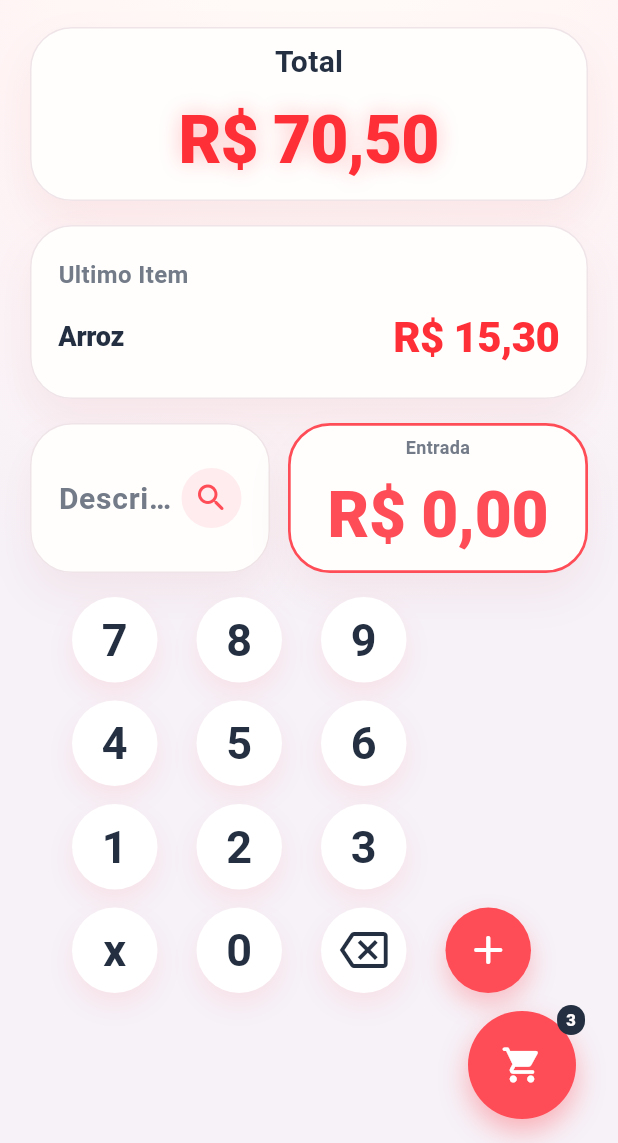
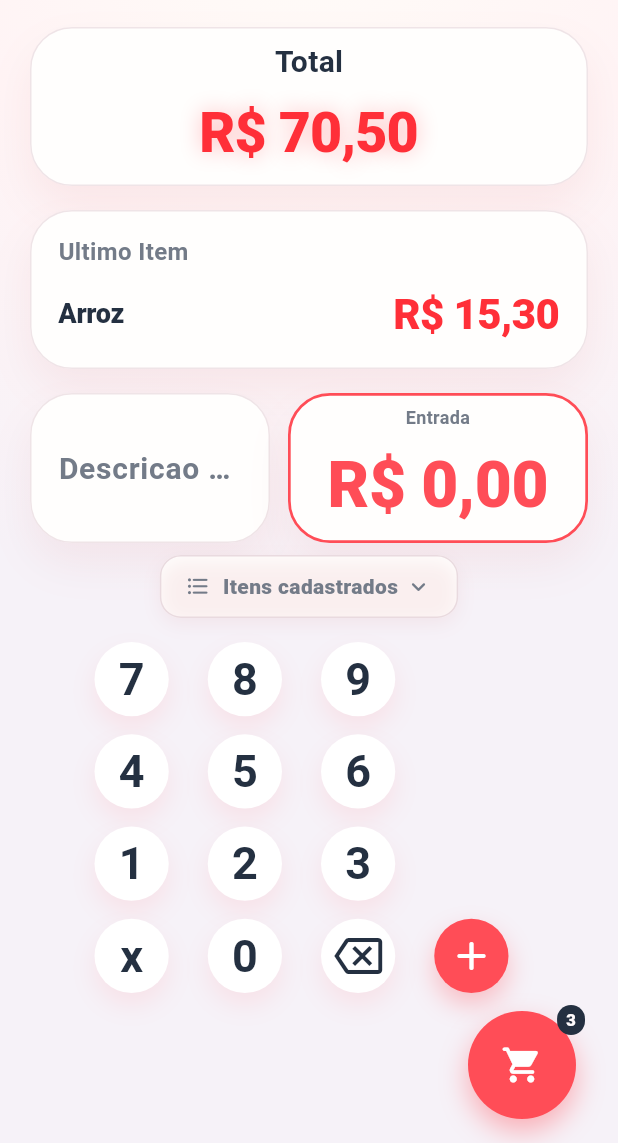
Before and after one commit to tecnicorikardo/calculadoradecompras, a Flutter app: the screen it shows after launch, on a phone screen of 412 x 824 dp, the part 93-1236 px from its top. Run offline on Flutter 3.47's test engine with Material 3 defaults, Android fonts, the phone set to English and light mode, and no system bars; our stand-ins replace share_plus, shared_preferences; network calls fail.

Commit message:
Adiciona seletor de itens personalizados

```diff
--- a/lib/screens/shopping_screen.dart
+++ b/lib/screens/shopping_screen.dart
@@ -199,6 +199,7 @@ class _ShoppingScreenState extends State<ShoppingScreen>
 
   String? _budgetError;
   _AmountFieldTarget _activeAmountField = _AmountFieldTarget.product;
+  List<String> _customItemSuggestions = <String>[];
 
   @override
   void initState() {
@@ -275,6 +276,8 @@ class _ShoppingScreenState extends State<ShoppingScreen>
 
   Future<void> _initialize() async {
     await _controller.load();
+    final customItemSuggestions = await _itemSuggestionsService
+        .loadCustomItems();
     if (!mounted) {
       return;
     }
@@ -287,7 +290,9 @@ class _ShoppingScreenState extends State<ShoppingScreen>
       await _controller.setBudgetLimit(null);
     }
 
-    setState(() {});
+    setState(() {
+      _customItemSuggestions = customItemSuggestions;
+    });
   }
 
   Future<void> _applyBudgetLimit() async {
@@ -483,7 +488,12 @@ class _ShoppingScreenState extends State<ShoppingScreen>
       return;
     }
 
-    await _controller.addItem(value, description: _descriptionController.text);
+    final description = _itemSuggestionsService.cleanItemName(
+      _descriptionController.text,
+    );
+
+    await _controller.addItem(value, description: description);
+    await _saveCustomItemSuggestion(description);
 
     await _applyBudgetLimit();
     _descriptionController.clear();
@@ -574,18 +584,45 @@ class _ShoppingScreenState extends State<ShoppingScreen>
       builder: (context) {
         return ItemSelectorSheet(
           suggestionsService: _itemSuggestionsService,
-          onItemSelected: (item) {
-            _descriptionController.text = item;
+          customItems: _customItemSuggestions,
+          onItemSelected: _selectRegisteredItem,
+        );
+      },
+    );
+  }
+
+  Future<void> _selectRegisteredItem(String item) async {
+    final description = _itemSuggestionsService.cleanItemName(item);
+    if (description.isEmpty) {
+      return;
+    }
+
+    _descriptionController.text = description;
     _descriptionController.selection = TextSelection.collapsed(
-              offset: item.length,
+      offset: description.length,
     );
     setState(() {
       _activeAmountField = _AmountFieldTarget.product;
     });
-          },
-        );
-      },
-    );
+
+    await _saveCustomItemSuggestion(description);
+  }
+
+  Future<void> _saveCustomItemSuggestion(String description) async {
+    final saved = await _itemSuggestionsService.saveCustomItem(description);
+    if (!saved || !mounted) {
+      return;
+    }
+
+    final customItemSuggestions = await _itemSuggestionsService
+        .loadCustomItems();
+    if (!mounted) {
+      return;
+    }
+
+    setState(() {
+      _customItemSuggestions = customItemSuggestions;
+    });
   }
 
   Future<void> _handleFloatingAction() async {
@@ -1564,9 +1601,6 @@ class _ShoppingScreenState extends State<ShoppingScreen>
               vertical: descriptionVerticalPadding,
             ),
             alignment: Alignment.centerLeft,
-            child: Row(
-              children: <Widget>[
-                Expanded(
             child: TextField(
               key: const ValueKey<String>('description-field'),
               controller: _descriptionController,
@@ -1605,23 +1639,6 @@ class _ShoppingScreenState extends State<ShoppingScreen>
               ),
             ),
           ),
-                const SizedBox(width: 6),
-                IconButton.filledTonal(
-                  key: const ValueKey<String>('item-selector-button'),
-                  onPressed: _showItemSelectorSheet,
-                  style: IconButton.styleFrom(
-                    backgroundColor: palette.accentSoft,
-                    foregroundColor: palette.accent,
-                    tapTargetSize: MaterialTapTargetSize.shrinkWrap,
-                    minimumSize: Size(tight ? 34 : 40, tight ? 34 : 40),
-                    padding: EdgeInsets.zero,
-                  ),
-                  icon: const Icon(Icons.search_rounded),
-                  tooltip: 'Buscar item cadastrado',
-                ),
-              ],
-            ),
-          ),
         ),
         SizedBox(
           width: tight
@@ -1711,6 +1728,80 @@ class _ShoppingScreenState extends State<ShoppingScreen>
           ),
         ),
       ],
+    );
+  }
+
+  Widget _buildItemSelectorButton(bool compact, bool tight) {
+    final theme = Theme.of(context);
+    final palette = context.appPalette;
+
+    return Center(
+      child: Tooltip(
+        message: 'Buscar item cadastrado',
+        child: Material(
+          color: palette.surface,
+          borderRadius: BorderRadius.circular(14),
+          child: InkWell(
+            key: const ValueKey<String>('item-selector-button'),
+            onTap: _showItemSelectorSheet,
+            borderRadius: BorderRadius.circular(14),
+            child: Container(
+              height: tight
+                  ? 34
+                  : compact
+                  ? 38
+                  : 42,
+              padding: EdgeInsets.symmetric(
+                horizontal: tight
+                    ? 12
+                    : compact
+                    ? 14
+                    : 16,
+              ),
+              decoration: BoxDecoration(
+                borderRadius: BorderRadius.circular(14),
+                border: Border.all(color: palette.border),
+                boxShadow: <BoxShadow>[
+                  BoxShadow(
+                    color: palette.shadow,
+                    blurRadius: 10,
+                    offset: const Offset(0, 4),
+                  ),
+                ],
+              ),
+              child: Row(
+                mainAxisSize: MainAxisSize.min,
+                children: <Widget>[
+                  Icon(
+                    Icons.format_list_bulleted_rounded,
+                    color: palette.textSecondary,
+                    size: tight ? 15 : 17,
+                  ),
+                  const SizedBox(width: 8),
+                  Text(
+                    'Itens cadastrados',
+                    style: theme.textTheme.bodyMedium?.copyWith(
+                      color: palette.textSecondary,
+                      fontSize: tight
+                          ? 12
+                          : compact
+                          ? 13
+                          : 14,
+                      fontWeight: FontWeight.w800,
+                    ),
+                  ),
+                  const SizedBox(width: 4),
+                  Icon(
+                    Icons.keyboard_arrow_down_rounded,
+                    color: palette.textSecondary,
+                    size: tight ? 17 : 19,
+                  ),
+                ],
+              ),
+            ),
+          ),
+        ),
+      ),
     );
   }
 
@@ -2075,6 +2166,8 @@ class _ShoppingScreenState extends State<ShoppingScreen>
                                     height: entryHeight,
                                     child: _buildEntryStrip(compact, tight),
                                   ),
+                                  SizedBox(height: tight ? 6 : 8),
+                                  _buildItemSelectorButton(compact, tight),
                                   SizedBox(height: gap),
                                   // Keypad — flex 5 (biggest slice)
                                   Expanded(
--- a/lib/services/item_suggestions_service.dart
+++ b/lib/services/item_suggestions_service.dart
@@ -1,22 +1,58 @@
+import 'package:shared_preferences/shared_preferences.dart';
+
 import '../data/default_item_catalog.dart';
 
 class ItemSuggestionsService {
   const ItemSuggestionsService();
 
+  static const String _customItemsKey = 'custom_item_suggestions_v1';
+
   List<String> getDefaultItems() {
     return DefaultItemCatalog.names;
   }
 
-  List<String> search(String query, {int limit = 500}) {
+  Future<List<String>> loadCustomItems() async {
+    final preferences = await SharedPreferences.getInstance();
+    final savedItems = preferences.getStringList(_customItemsKey);
+    return _deduplicate(savedItems ?? const <String>[]);
+  }
+
+  Future<bool> saveCustomItem(String item) async {
+    final cleanedItem = cleanItemName(item);
+    if (cleanedItem.isEmpty) {
+      return false;
+    }
+
+    final customItems = await loadCustomItems();
+    if (_containsNormalized(DefaultItemCatalog.names, cleanedItem) ||
+        _containsNormalized(customItems, cleanedItem)) {
+      return false;
+    }
+
+    final updatedItems = <String>[
+      ...customItems,
+      cleanedItem,
+    ]..sort((first, second) => _normalize(first).compareTo(_normalize(second)));
+    final preferences = await SharedPreferences.getInstance();
+    await preferences.setStringList(_customItemsKey, updatedItems);
+    return true;
+  }
+
+  List<String> search(
+    String query, {
+    List<String> customItems = const <String>[],
+    int limit = 500,
+  }) {
+    final items = _mergeItems(customItems);
     final normalizedQuery = _normalize(query);
     if (normalizedQuery.isEmpty) {
-      return DefaultItemCatalog.names.take(limit).toList(growable: false);
+      return items.take(limit).toList(growable: false);
     }
 
     final startsWithMatches = <String>[];
     final containsMatches = <String>[];
 
-    for (final item in DefaultItemCatalog.names) {
+    for (final item in items) {
       final normalizedItem = _normalize(item);
       if (normalizedItem.startsWith(normalizedQuery)) {
         startsWithMatches.add(item);
@@ -29,6 +65,49 @@ class ItemSuggestionsService {
       ...startsWithMatches,
       ...containsMatches,
     ].take(limit).toList(growable: false);
+  }
+
+  bool containsItem(
+    String item, {
+    List<String> customItems = const <String>[],
+  }) {
+    final cleanedItem = cleanItemName(item);
+    if (cleanedItem.isEmpty) {
+      return false;
+    }
+
+    return _containsNormalized(_mergeItems(customItems), cleanedItem);
+  }
+
+  String cleanItemName(String value) {
+    return value.trim().replaceAll(RegExp(r'\s+'), ' ');
+  }
+
+  List<String> _mergeItems(List<String> customItems) {
+    return _deduplicate(<String>[...DefaultItemCatalog.names, ...customItems]);
+  }
+
+  List<String> _deduplicate(List<String> items) {
+    final seenItems = <String>{};
+    final uniqueItems = <String>[];
+
+    for (final item in items) {
+      final cleanedItem = cleanItemName(item);
+      if (cleanedItem.isEmpty) {
+        continue;
+      }
+
+      if (seenItems.add(_normalize(cleanedItem))) {
+        uniqueItems.add(cleanedItem);
+      }
+    }
+
+    return uniqueItems;
+  }
+
+  bool _containsNormalized(List<String> items, String item) {
+    final normalizedItem = _normalize(item);
+    return items.any((candidate) => _normalize(candidate) == normalizedItem);
   }
 
   String _normalize(String value) {
```
Also changed, not shown: lib/widgets/item_selector_sheet.dart (+52 -7 lines), 3 other files. Lines whose indentation alone changed are shown as unchanged.
